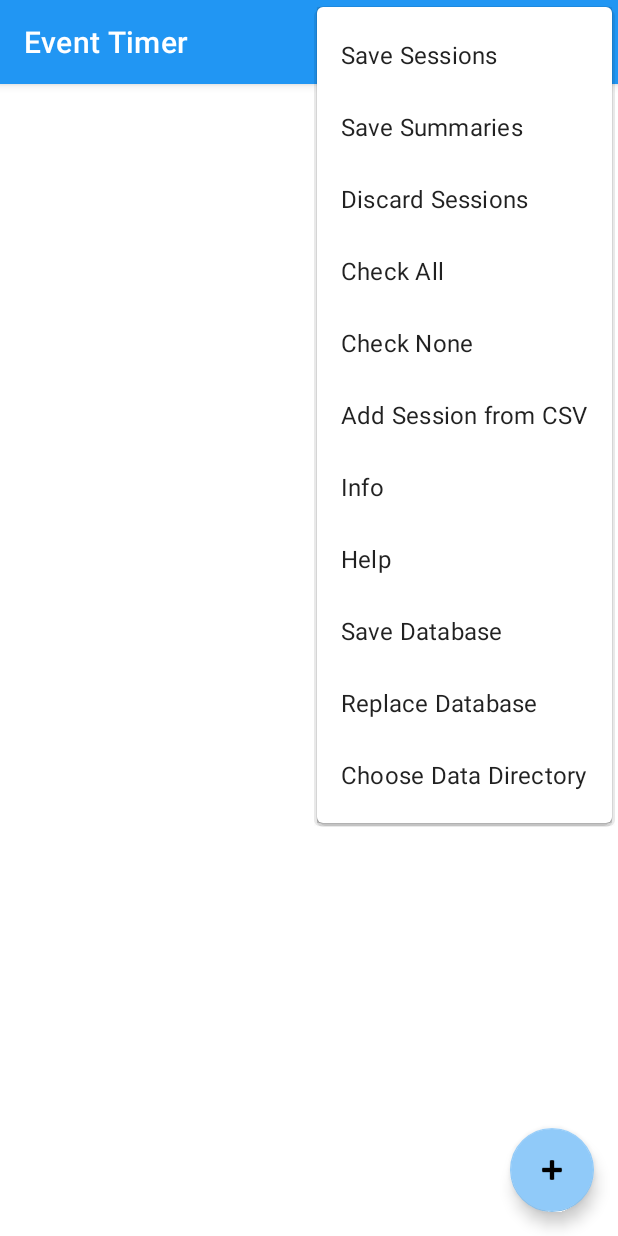
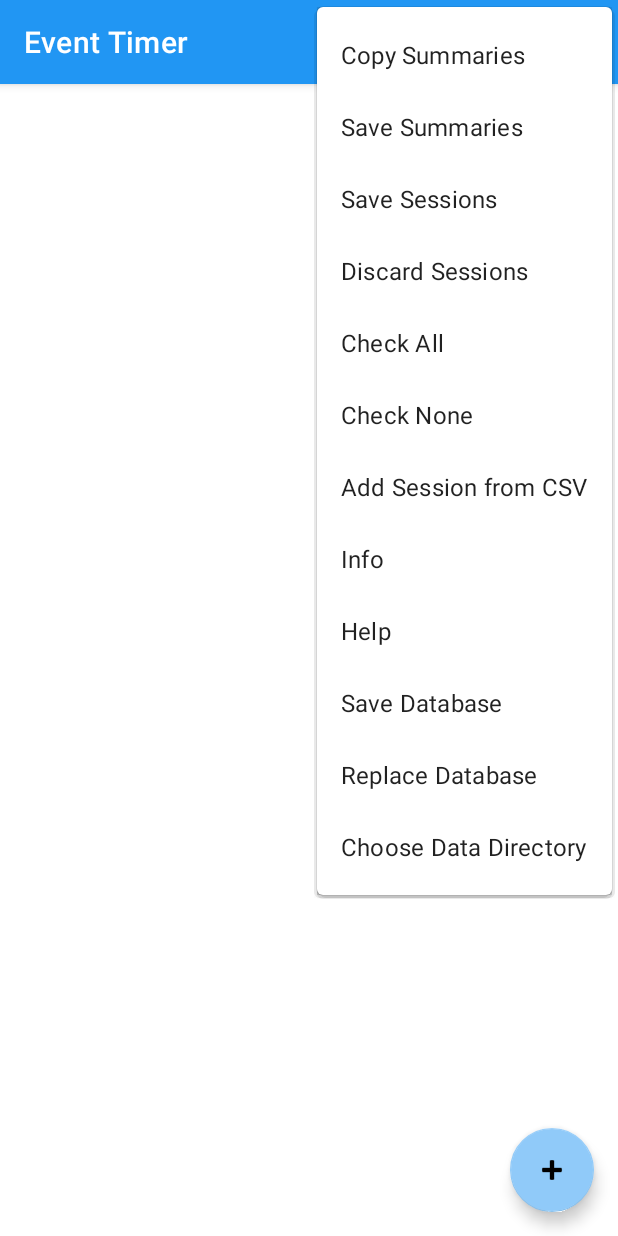
Before and after one commit to KennethEvans/Event-Timer, an Android app: the screen it shows after launch (SessionsListActivity), with the options menu open, on a phone screen of 412 x 824 dp. Run offline under Robolectric (Android 15) with nearby library versions, the phone set to English and light mode, and no system bars.

Commit message:
Changed new session prompt to use simple date and added checkbox to use next day. Added Copy Sessions to SessionsList menu to copy to clipboard.
versionCode 2,versionName "1.2"

```diff
--- a/app/src/main/java/net/kenevans/eventtimer/IConstants.java
+++ b/app/src/main/java/net/kenevans/eventtimer/IConstants.java
@@ -96,6 +96,12 @@ interface IConstants {
      */
     SimpleDateFormat summaryDateFormat =
             new SimpleDateFormat("E HH:mm:ss", Locale.US);
+
+    /**
+     * The formatter to use for formatting title for new sessions.
+     */
+    SimpleDateFormat dateOnlyFormat =
+            new SimpleDateFormat("E MMM d yyyy", Locale.US);
 
     /**
      * The formatter to use for formatting session dates.
--- a/app/src/main/res/menu/menu_session_list.xml
+++ b/app/src/main/res/menu/menu_session_list.xml
@@ -1,12 +1,10 @@
 <menu xmlns:android="http://schemas.android.com/apk/res/android"
-    xmlns:app="http://schemas.android.com/apk/res-auto"
-    xmlns:tools="http://schemas.android.com/tools"
-    tools:context="net.kenevans.android.blecardiacmonitor.SessionManagerActivity">
+    xmlns:app="http://schemas.android.com/apk/res-auto">
     <item
-        android:id="@+id/menu_save"
+        android:id="@+id/menu_copy_summaries"
         android:checkable="false"
         android:orderInCategory="1"
-        android:title="@string/menu_save"
+        android:title="@string/menu_copy"
         app:showAsAction="never" />
     <item
         android:id="@+id/menu_save_summaries"
@@ -15,47 +13,53 @@
         android:title="@string/menu_save_summaries"
         app:showAsAction="never" />
     <item
+        android:id="@+id/menu_save"
+        android:checkable="false"
+        android:orderInCategory="3"
+        android:title="@string/menu_save"
+        app:showAsAction="never" />
+    <item
         android:id="@+id/menu_discard"
         android:checkable="false"
-        android:orderInCategory="3"
+        android:orderInCategory="4"
         android:title="@string/menu_discard"
         app:showAsAction="never" />
     <item
         android:id="@+id/menu_check_all"
         android:checkable="false"
-        android:orderInCategory="4"
+        android:orderInCategory="5"
         android:title="@string/menu_check_all"
         app:showAsAction="never" />
     <item
         android:id="@+id/menu_check_none"
         android:checkable="false"
-        android:orderInCategory="5"
+        android:orderInCategory="6"
         android:title="@string/menu_check_none"
         app:showAsAction="never" />
     <item
         android:id="@+id/menu_session_from_cvs"
         android:checkable="false"
-        android:orderInCategory="6"
+        android:orderInCategory="7"
         android:title="@string/menu_add_session_from_cvs"
         app:showAsAction="never" />
     <item
         android:id="@+id/info"
-        android:orderInCategory="7"
+        android:orderInCategory="8"
         android:title="@string/info_item" />
     <item
         android:id="@+id/help"
-        android:orderInCategory="8"
+        android:orderInCategory="9"
         android:title="@string/help_item" />
     <item
         android:id="@+id/menu_save_database"
-        android:orderInCategory="9"
+        android:orderInCategory="10"
         android:title="@string/menu_save_database" />
     <item
         android:id="@+id/menu_replace_database"
-        android:orderInCategory="10"
+        android:orderInCategory="11"
         android:title="@string/menu_restore_database" />
     <item
         android:id="@+id/choose_data_directory"
-        android:orderInCategory="10"
+        android:orderInCategory="12"
         android:title="@string/choose_data_directory_item" />
 </menu>
--- a/app/src/main/res/values/strings.xml
+++ b/app/src/main/res/values/strings.xml
@@ -25,6 +25,8 @@
     <string name="menu_merge">Merge</string>
     <string name="menu_split">Split</string>
     <string name="menu_save">Save Sessions</string>
+    <string name="menu_copy">Copy Summaries</string>
+    <string name="next_day">Use next day</string>
     <string name="menu_custom">Add Custom Event</string>
     <string name="menu_save_summaries">Save Summaries</string>
     <string name="menu_session_manager">Session Manager</string>
@@ -44,6 +46,8 @@
     <string name="stop">Stop</string>
     <string name="record">Record</string>
     <string name="event_info">Time: %1$s\nStart Time: %2$s\nEnd Time: %3$s\nEvents: %4$s\nElapsed Time: %5$s\n</string>
+    <string name="clipboard_written">Summaries were copied to the Clipboard</string>
+
 
     <!-- Info/Help -->
     <string name="help_url_not_found">Cannot find Help URL</string>
```
Also changed, not shown: app/build.gradle (+8 -8 lines), app/src/main/java/net/kenevans/eventtimer/SessionActivity.java (+10 -0 lines), app/src/main/java/net/kenevans/eventtimer/SessionsListActivity.java (+121 -3 lines).
